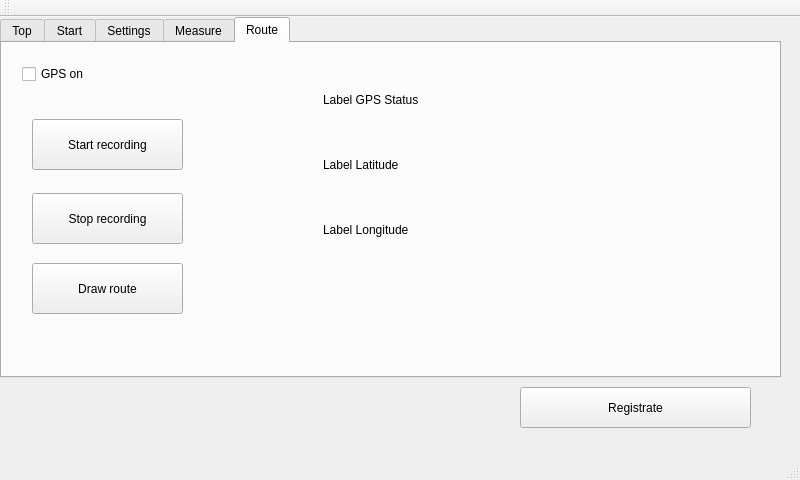
Old version of the form Client/carmainwindow.ui in the repository ArtemD/SpeedFreak.
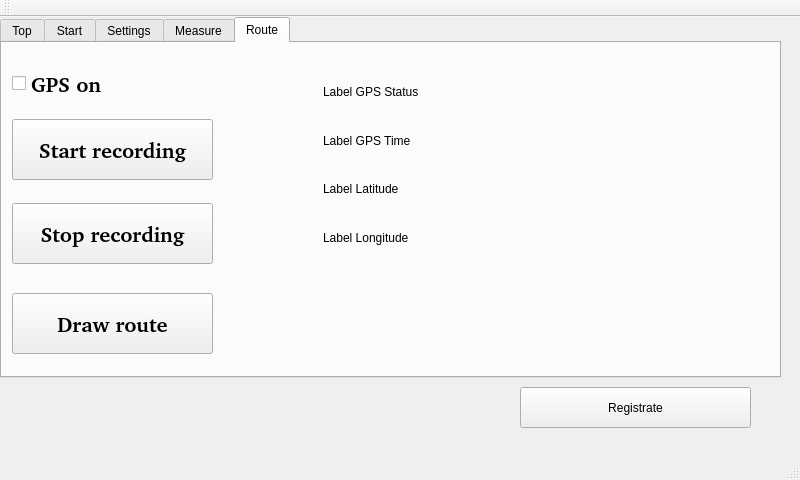
New version of the form.

Commit message: GPS time, latitude and longitude added to route view.

Diff of the .ui file:
```diff
--- a/Client/carmainwindow.ui
+++ b/Client/carmainwindow.ui
@@ -467,25 +467,47 @@
      <widget class="QCheckBox" name="gpsOnCheckBox">
       <property name="geometry">
        <rect>
-        <x>20</x>
+        <x>10</x>
         <y>20</y>
-        <width>94</width>
-        <height>22</height>
+        <width>201</width>
+        <height>41</height>
        </rect>
       </property>
+      <property name="font">
+       <font>
+        <family>Bitstream Charter</family>
+        <pointsize>16</pointsize>
+        <weight>75</weight>
+        <bold>true</bold>
+       </font>
+      </property>
       <property name="text">
        <string>GPS on</string>
       </property>
+      <property name="iconSize">
+       <size>
+        <width>16</width>
+        <height>16</height>
+       </size>
+      </property>
      </widget>
      <widget class="QPushButton" name="startRecPushButton">
       <property name="geometry">
        <rect>
-        <x>30</x>
+        <x>10</x>
         <y>76</y>
-        <width>151</width>
-        <height>51</height>
+        <width>201</width>
+        <height>61</height>
        </rect>
       </property>
+      <property name="font">
+       <font>
+        <family>Bitstream Charter</family>
+        <pointsize>16</pointsize>
+        <weight>75</weight>
+        <bold>true</bold>
+       </font>
+      </property>
       <property name="text">
        <string>Start recording</string>
       </property>
@@ -493,12 +515,20 @@
      <widget class="QPushButton" name="stopRecPushButton">
       <property name="geometry">
        <rect>
-        <x>30</x>
-        <y>150</y>
-        <width>151</width>
-        <height>51</height>
+        <x>10</x>
+        <y>160</y>
+        <width>201</width>
+        <height>61</height>
        </rect>
       </property>
+      <property name="font">
+       <font>
+        <family>Bitstream Charter</family>
+        <pointsize>16</pointsize>
+        <weight>75</weight>
+        <bold>true</bold>
+       </font>
+      </property>
       <property name="text">
        <string>Stop recording</string>
       </property>
@@ -506,22 +536,30 @@
      <widget class="QPushButton" name="drawRoutePushButton">
       <property name="geometry">
        <rect>
-        <x>30</x>
-        <y>220</y>
-        <width>151</width>
-        <height>51</height>
+        <x>10</x>
+        <y>250</y>
+        <width>201</width>
+        <height>61</height>
        </rect>
       </property>
+      <property name="font">
+       <font>
+        <family>Bitstream Charter</family>
+        <pointsize>16</pointsize>
+        <weight>75</weight>
+        <bold>true</bold>
+       </font>
+      </property>
       <property name="text">
        <string>Draw route</string>
       </property>
      </widget>
-     <widget class="QWidget" name="">
+     <widget class="QWidget" name="layoutWidget">
       <property name="geometry">
        <rect>
         <x>310</x>
         <y>16</y>
-        <width>221</width>
+        <width>451</width>
         <height>211</height>
        </rect>
       </property>
@@ -533,6 +571,13 @@
          </property>
         </widget>
        </item>
+       <item>
+        <widget class="QLabel" name="labelRouteTabGPSTime">
+         <property name="text">
+          <string>Label GPS Time</string>
+         </property>
+        </widget>
+       </item>
        <item>
         <widget class="QLabel" name="labelRouteTabLatitude">
          <property name="text">
```
The commit also changes 2 other files.
